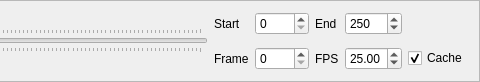
This is form/timelinewidget.ui in IdrisMiles/FluBS as Qt 5 draws it before an edit; both pictures show x 318 to 798 and y 0 to 82 of the 798 by 82 pixel window. The edited form follows.
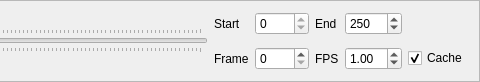
This is the edited form.

What changed in the file:
```diff
--- a/form/timelinewidget.ui
+++ b/form/timelinewidget.ui
@@ -107,7 +107,7 @@
    <item row="0" column="4">
     <widget class="QSpinBox" name="startFrame">
      <property name="maximum">
-      <number>1000</number>
+      <number>0</number>
      </property>
     </widget>
    </item>
@@ -120,11 +120,14 @@
    </item>
    <item row="2" column="6">
     <widget class="QDoubleSpinBox" name="fps">
+     <property name="minimum">
+      <double>0.100000000000000</double>
+     </property>
      <property name="maximum">
       <double>60.000000000000000</double>
      </property>
      <property name="value">
-      <double>25.000000000000000</double>
+      <double>1.000000000000000</double>
      </property>
     </widget>
    </item>
```
Left out of the diff: 3 changed lines with no effect on the pictures.
